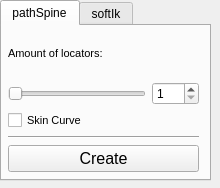
Above: Tapp/Maya/rigging/MG_Tools/resources/ui.ui from bumpybox/Tapp before the change. Below: the same form after it.
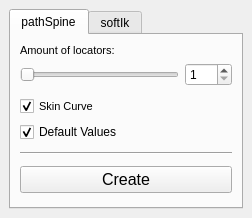
That is the form after the change.

What changed in the file:
```diff
--- a/Tapp/Maya/rigging/MG_Tools/resources/ui.ui
+++ b/Tapp/Maya/rigging/MG_Tools/resources/ui.ui
@@ -6,23 +6,17 @@
    <rect>
     <x>0</x>
     <y>0</y>
-    <width>220</width>
-    <height>188</height>
+    <width>252</width>
+    <height>218</height>
    </rect>
   </property>
   <property name="windowTitle">
    <string>MG Tools</string>
   </property>
   <widget class="QWidget" name="centralwidget">
+   <layout class="QHBoxLayout" name="horizontalLayout_2">
+    <item>
    <widget class="QTabWidget" name="tabWidget">
-    <property name="geometry">
-     <rect>
-      <x>0</x>
-      <y>0</y>
-      <width>211</width>
-      <height>181</height>
-     </rect>
-    </property>
     <property name="currentIndex">
      <number>0</number>
     </property>
@@ -30,15 +24,8 @@
      <attribute name="title">
       <string>pathSpine</string>
      </attribute>
-     <widget class="QWidget" name="layoutWidget">
-      <property name="geometry">
-       <rect>
-        <x>6</x>
-        <y>5</y>
-        <width>191</width>
-        <height>141</height>
-       </rect>
-      </property>
+       <layout class="QHBoxLayout" name="horizontalLayout_3">
+        <item>
       <layout class="QVBoxLayout" name="verticalLayout">
        <item>
         <widget class="QLabel" name="ps_locators_label">
@@ -79,6 +66,19 @@
          </item>
         </layout>
        </item>
+          <item>
+           <spacer name="verticalSpacer_2">
+            <property name="orientation">
+             <enum>Qt::Vertical</enum>
+            </property>
+            <property name="sizeHint" stdset="0">
+             <size>
+              <width>20</width>
+              <height>40</height>
+             </size>
+            </property>
+           </spacer>
+          </item>
        <item>
         <widget class="QCheckBox" name="ps_skinCurve_checkBox">
          <property name="font">
@@ -101,8 +101,34 @@
            <height>16</height>
           </size>
          </property>
-        </widget>
-       </item>
+            <property name="checked">
+             <bool>true</bool>
+            </property>
+           </widget>
+          </item>
+          <item>
+           <widget class="QCheckBox" name="ps_defaultValues_checkBox">
+            <property name="text">
+             <string>Default Values</string>
+            </property>
+            <property name="checked">
+             <bool>true</bool>
+            </property>
+           </widget>
+          </item>
+          <item>
+           <spacer name="verticalSpacer">
+            <property name="orientation">
+             <enum>Qt::Vertical</enum>
+            </property>
+            <property name="sizeHint" stdset="0">
+             <size>
+              <width>20</width>
+              <height>40</height>
+             </size>
+            </property>
+           </spacer>
+          </item>
        <item>
         <widget class="Line" name="line">
          <property name="orientation">
@@ -110,6 +136,19 @@
          </property>
         </widget>
        </item>
+          <item>
+           <spacer name="verticalSpacer_3">
+            <property name="orientation">
+             <enum>Qt::Vertical</enum>
+            </property>
+            <property name="sizeHint" stdset="0">
+             <size>
+              <width>20</width>
+              <height>40</height>
+             </size>
+            </property>
+           </spacer>
+          </item>
        <item>
         <widget class="QPushButton" name="ps_create_pushButton">
          <property name="font">
@@ -122,8 +161,22 @@
          </property>
         </widget>
        </item>
-      </layout>
-     </widget>
+          <item>
+           <spacer name="verticalSpacer_4">
+            <property name="orientation">
+             <enum>Qt::Vertical</enum>
+            </property>
+            <property name="sizeHint" stdset="0">
+             <size>
+              <width>20</width>
+              <height>40</height>
+             </size>
+            </property>
+           </spacer>
+          </item>
+         </layout>
+        </item>
+       </layout>
     </widget>
     <widget class="QWidget" name="softIk_tab">
      <attribute name="title">
@@ -131,6 +184,8 @@
      </attribute>
     </widget>
    </widget>
+    </item>
+   </layout>
   </widget>
  </widget>
  <resources/>
```
Lines whose indentation alone changed are shown as unchanged.
